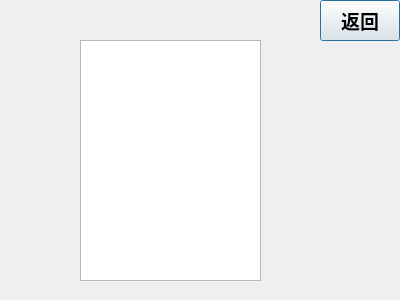
Above: rank.ui from ysw0121/CPC-quiz before the change. Below: the same form after it.
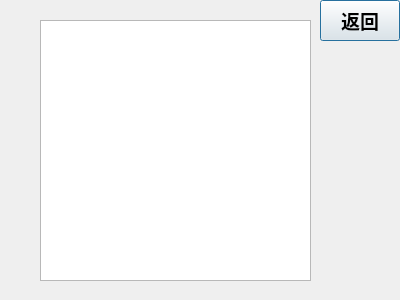
That is the form after the change.

Patch:
```diff
--- a/rank.ui
+++ b/rank.ui
@@ -37,12 +37,22 @@
   <widget class="QListWidget" name="listWidget">
    <property name="geometry">
     <rect>
-     <x>80</x>
-     <y>40</y>
-     <width>181</width>
-     <height>241</height>
+     <x>40</x>
+     <y>20</y>
+     <width>271</width>
+     <height>261</height>
     </rect>
    </property>
+   <property name="font">
+    <font>
+     <pointsize>14</pointsize>
+     <weight>75</weight>
+     <bold>true</bold>
+    </font>
+   </property>
+   <property name="editTriggers">
+    <set>QAbstractItemView::NoEditTriggers</set>
+   </property>
   </widget>
  </widget>
  <resources/>
```
Left out of the diff: 2 changed lines with no effect on the pictures.
